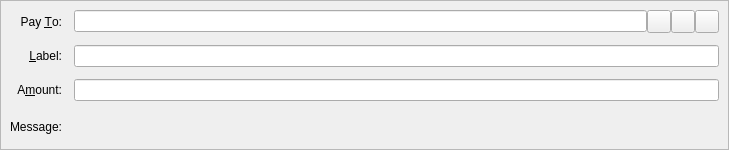
Old version of the form src/qt/forms/sendcoinsentry.ui in the repository cbtc/Pesetacoin-0.9.2-Oficial.
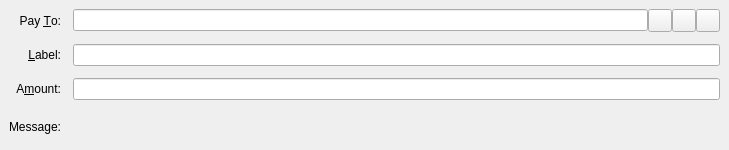
New version of the form. Icons and pictures are not drawn. Custom widgets are drawn as their Qt base class.

Commit message: quitar bordes de send

```diff
--- a/src/qt/forms/sendcoinsentry.ui
+++ b/src/qt/forms/sendcoinsentry.ui
@@ -16,13 +16,13 @@
   <property name="autoFillBackground">
    <bool>false</bool>
   </property>
+  <property name="lineWidth">
+   <number>0</number>
+  </property>
   <widget class="QFrame" name="SendCoins">
    <property name="toolTip">
     <string>This is a normal payment.</string>
    </property>
-   <property name="frameShape">
-    <enum>QFrame::StyledPanel</enum>
-   </property>
    <property name="frameShadow">
     <enum>QFrame::Sunken</enum>
    </property>
```
Left out of the diff: 18 changed lines with no effect on the pictures.
